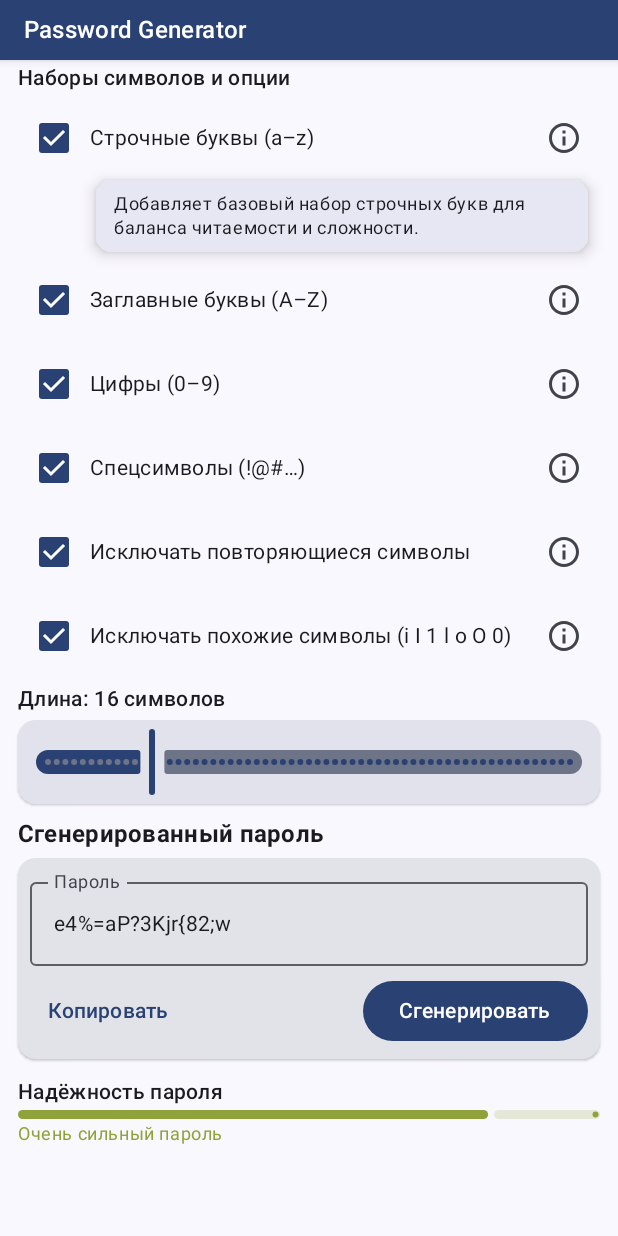
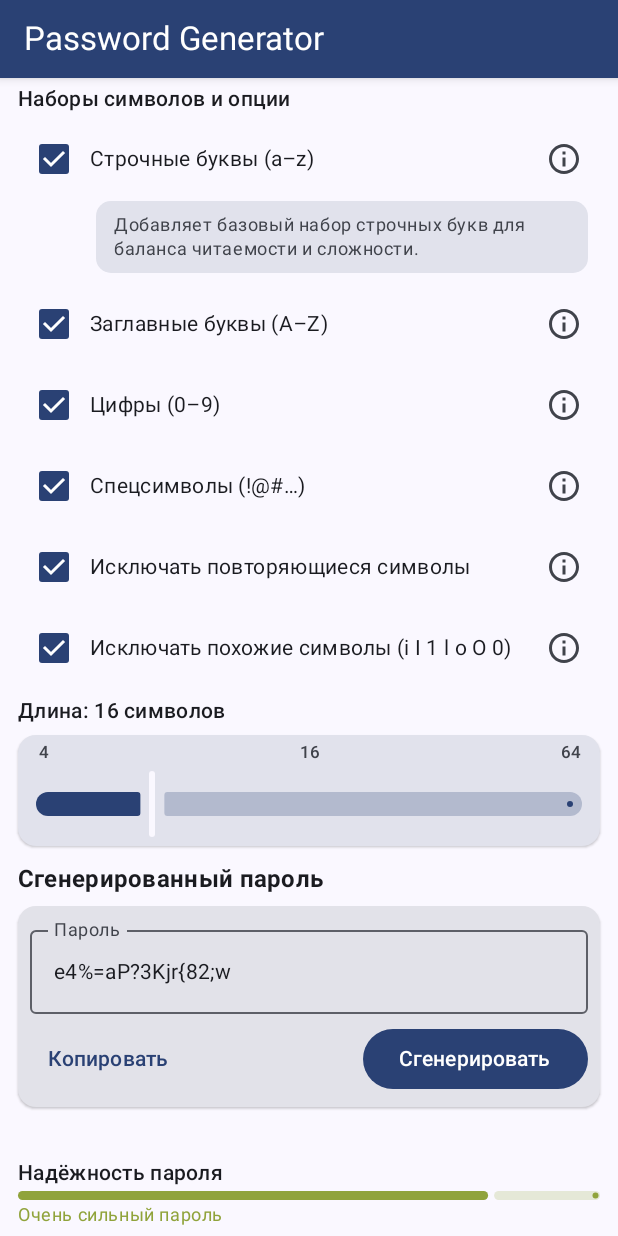
Before and after one commit to StanleyLl0yd/password-generator, an Android app built with Jetpack Compose: the screen it shows after launch (MainActivity), after a tap on "Добавляет базовый набор строчных букв дл", on a phone screen of 412 x 824 dp. Run offline under Robolectric (Android 15) with nearby library versions, the phone set to English and light mode, and no system bars; our stand-ins replace Dagger/Hilt's generated code.

Commit message:
some improvements

```diff
--- a/app/src/main/AndroidManifest.xml
+++ b/app/src/main/AndroidManifest.xml
@@ -1,6 +1,8 @@
 <?xml version="1.0" encoding="utf-8"?>
 <manifest xmlns:android="http://schemas.android.com/apk/res/android"
     package="com.sl.passwordgenerator">
+
+    <uses-permission android:name="android.permission.VIBRATE" />
 
     <application
         android:name=".PasswordGeneratorApplication"
@@ -12,7 +14,8 @@
         android:theme="@style/Theme.PasswordGenerator">
         <activity
             android:name=".MainActivity"
-            android:exported="true">
+            android:exported="true"
+            android:windowSoftInputMode="adjustResize">
             <intent-filter>
                 <action android:name="android.intent.action.MAIN" />
                 <category android:name="android.intent.category.LAUNCHER" />
--- a/app/src/main/java/com/sl/passwordgenerator/data/SettingsRepository.kt
+++ b/app/src/main/java/com/sl/passwordgenerator/data/SettingsRepository.kt
@@ -6,6 +6,7 @@ import androidx.datastore.preferences.core.edit
 import androidx.datastore.preferences.core.intPreferencesKey
 import androidx.datastore.preferences.core.stringPreferencesKey
 import androidx.datastore.preferences.preferencesDataStore
+import com.sl.passwordgenerator.domain.PasswordConstants
 import com.sl.passwordgenerator.domain.model.GeneratorPreferences
 import dagger.hilt.android.qualifiers.ApplicationContext
 import javax.inject.Inject
@@ -22,31 +23,34 @@ class SettingsRepository @Inject constructor(
 
     val preferencesFlow: Flow<GeneratorPreferences> = context.dataStore.data.map { preferences ->
         GeneratorPreferences(
-            password = preferences[PASSWORD] ?: "",
-            length = (preferences[LENGTH] ?: 16).toFloat(),
-            useLowercase = preferences[USE_LOWERCASE] ?: true,
-            useUppercase = preferences[USE_UPPERCASE] ?: true,
-            useDigits = preferences[USE_DIGITS] ?: true,
-            useSymbols = preferences[USE_SYMBOLS] ?: true,
-            excludeDuplicates = preferences[EXCLUDE_DUPLICATES] ?: true,
-            excludeSimilar = preferences[EXCLUDE_SIMILAR] ?: true
+            password = preferences[Keys.PASSWORD].orEmpty(),
+            length = (preferences[Keys.LENGTH] ?: 16).toFloat().coerceIn(
+                PasswordConstants.MIN_LENGTH.toFloat(),
+                PasswordConstants.MAX_LENGTH.toFloat()
+            ),
+            useLowercase = preferences[Keys.USE_LOWERCASE] ?: true,
+            useUppercase = preferences[Keys.USE_UPPERCASE] ?: true,
+            useDigits = preferences[Keys.USE_DIGITS] ?: true,
+            useSymbols = preferences[Keys.USE_SYMBOLS] ?: true,
+            excludeDuplicates = preferences[Keys.EXCLUDE_DUPLICATES] ?: true,
+            excludeSimilar = preferences[Keys.EXCLUDE_SIMILAR] ?: true
         )
     }
 
     suspend fun savePreferences(preferences: GeneratorPreferences) {
         context.dataStore.edit { mutablePreferences ->
-            mutablePreferences[PASSWORD] = preferences.password
-            mutablePreferences[LENGTH] = preferences.length.toInt()
-            mutablePreferences[USE_LOWERCASE] = preferences.useLowercase
-            mutablePreferences[USE_UPPERCASE] = preferences.useUppercase
-            mutablePreferences[USE_DIGITS] = preferences.useDigits
-            mutablePreferences[USE_SYMBOLS] = preferences.useSymbols
-            mutablePreferences[EXCLUDE_DUPLICATES] = preferences.excludeDuplicates
-            mutablePreferences[EXCLUDE_SIMILAR] = preferences.excludeSimilar
+            mutablePreferences[Keys.PASSWORD] = preferences.password
+            mutablePreferences[Keys.LENGTH] = preferences.length.toInt()
+            mutablePreferences[Keys.USE_LOWERCASE] = preferences.useLowercase
+            mutablePreferences[Keys.USE_UPPERCASE] = preferences.useUppercase
+            mutablePreferences[Keys.USE_DIGITS] = preferences.useDigits
+            mutablePreferences[Keys.USE_SYMBOLS] = preferences.useSymbols
+            mutablePreferences[Keys.EXCLUDE_DUPLICATES] = preferences.excludeDuplicates
+            mutablePreferences[Keys.EXCLUDE_SIMILAR] = preferences.excludeSimilar
         }
     }
 
-    private companion object {
+    private object Keys {
         val PASSWORD = stringPreferencesKey("password")
         val LENGTH = intPreferencesKey("length")
         val USE_LOWERCASE = booleanPreferencesKey("use_lowercase")
--- /dev/null
+++ b/app/src/main/java/com/sl/passwordgenerator/domain/PasswordConstants.kt
@@ -0,0 +1,14 @@
+package com.sl.passwordgenerator.domain
+
+object PasswordConstants {
+    const val MIN_LENGTH = 4
+    const val MAX_LENGTH = 64
+    const val FULL_CHARSPACE = 95.0
+    const val REF_LENGTH_FOR_MAX_SCORE = 20.0
+    const val SIMILAR_CHARS = "iIl1oO0"
+
+    const val LOWERCASE_CHARS = "abcdefghijklmnopqrstuvwxyz"
+    const val UPPERCASE_CHARS = "ABCDEFGHIJKLMNOPQRSTUVWXYZ"
+    const val DIGIT_CHARS = "0123456789"
+    const val SYMBOL_CHARS = "!@#$%^&*()-_=+[]{};:,.<>?/|"
+}
--- a/app/src/main/java/com/sl/passwordgenerator/domain/usecase/PasswordGenerator.kt
+++ b/app/src/main/java/com/sl/passwordgenerator/domain/usecase/PasswordGenerator.kt
@@ -1,5 +1,6 @@
 package com.sl.passwordgenerator.domain.usecase
 
+import com.sl.passwordgenerator.domain.PasswordConstants
 import com.sl.passwordgenerator.domain.model.PasswordGenerationConfig
 import com.sl.passwordgenerator.domain.model.PasswordGenerationError
 import com.sl.passwordgenerator.domain.model.PasswordGenerationResult
@@ -7,10 +8,6 @@ import java.security.SecureRandom
 import javax.inject.Inject
 import javax.inject.Singleton
 import kotlin.math.ln
-
-private const val FULL_CHARSPACE = 95.0
-private const val REF_LENGTH_FOR_MAX_SCORE = 20.0
-private const val SIMILAR_CHARS = "iIl1oO0"
 
 private data class CharPool(
     val groups: List<String>,
@@ -67,19 +64,14 @@ class PasswordGenerator @Inject constructor() {
         useSymbols: Boolean,
         excludeSimilar: Boolean
     ): CharPool {
-        val lowercaseChars = "abcdefghijklmnopqrstuvwxyz"
-        val uppercaseChars = "ABCDEFGHIJKLMNOPQRSTUVWXYZ"
-        val digitChars = "0123456789"
-        val symbolChars = "!@#\$%^&*()-_=+[]{};:,.<>?/|"
-
         fun String.filterSimilar(): String =
-            if (excludeSimilar) filterNot { it in SIMILAR_CHARS } else this
+            if (excludeSimilar) filterNot { it in PasswordConstants.SIMILAR_CHARS } else this
 
         val groups = buildList {
-            if (useLowercase) add(lowercaseChars.filterSimilar())
-            if (useUppercase) add(uppercaseChars.filterSimilar())
-            if (useDigits) add(digitChars.filterSimilar())
-            if (useSymbols) add(symbolChars.filterSimilar())
+            if (useLowercase) add(PasswordConstants.LOWERCASE_CHARS.filterSimilar())
+            if (useUppercase) add(PasswordConstants.UPPERCASE_CHARS.filterSimilar())
+            if (useDigits) add(PasswordConstants.DIGIT_CHARS.filterSimilar())
+            if (useSymbols) add(PasswordConstants.SYMBOL_CHARS.filterSimilar())
         }.filter { it.isNotEmpty() }
 
         return CharPool(
@@ -142,16 +134,17 @@ class PasswordGenerator @Inject constructor() {
 
     private fun calculateEntropyScore(length: Int, charSpace: Int): Int {
         val entropyBits = length * (ln(charSpace.toDouble()) / ln(2.0))
-        val maxEntropy = REF_LENGTH_FOR_MAX_SCORE * (ln(FULL_CHARSPACE) / ln(2.0))
+        val maxEntropy = PasswordConstants.REF_LENGTH_FOR_MAX_SCORE *
+                (ln(PasswordConstants.FULL_CHARSPACE) / ln(2.0))
         return (entropyBits * 100.0 / maxEntropy).toInt()
     }
 
     private fun calculatePasswordPenalty(password: String, length: Int): Int {
         var scoreAdjustment = 0
 
-        if (length < 8) {
-            scoreAdjustment -= 25
-            if (length < 6) scoreAdjustment -= 10
+        when {
+            length < 6 -> scoreAdjustment -= 35
+            length < 8 -> scoreAdjustment -= 25
         }
 
         val hasLower = password.any { it.isLowerCase() }
@@ -180,7 +173,7 @@ class PasswordGenerator @Inject constructor() {
             val diff = password[i] - password[i - 1]
             if (diff != 1) ascending = false
             if (diff != -1) descending = false
-            if (!ascending && !descending) break
+            if (!ascending && !descending) return false
         }
 
         return ascending || descending
--- a/app/src/main/java/com/sl/passwordgenerator/ui/PasswordGeneratorScreen.kt
+++ b/app/src/main/java/com/sl/passwordgenerator/ui/PasswordGeneratorScreen.kt
@@ -1,62 +1,29 @@
 package com.sl.passwordgenerator.ui
 
-import android.content.ClipData
 import android.content.Context
 import android.widget.Toast
-import androidx.compose.foundation.layout.Arrangement
-import androidx.compose.foundation.layout.Box
-import androidx.compose.foundation.layout.Column
-import androidx.compose.foundation.layout.PaddingValues
-import androidx.compose.foundation.layout.Row
-import androidx.compose.foundation.layout.WindowInsets
-import androidx.compose.foundation.layout.fillMaxSize
-import androidx.compose.foundation.layout.fillMaxWidth
-import androidx.compose.foundation.layout.heightIn
-import androidx.compose.foundation.layout.padding
-import androidx.compose.foundation.layout.statusBars
-import androidx.compose.foundation.layout.windowInsetsPadding
+import androidx.compose.foundation.layout.*
 import androidx.compose.foundation.rememberScrollState
 import androidx.compose.foundation.shape.RoundedCornerShape
 import androidx.compose.foundation.verticalScroll
 import androidx.compose.material.icons.Icons
 import androidx.compose.material.icons.outlined.Info
-import androidx.compose.material3.Button
-import androidx.compose.material3.Card
-import androidx.compose.material3.CardDefaults
-import androidx.compose.material3.Checkbox
-import androidx.compose.material3.Icon
-import androidx.compose.material3.IconButton
-import androidx.compose.material3.LinearProgressIndicator
-import androidx.compose.material3.MaterialTheme
-import androidx.compose.material3.OutlinedTextField
-import androidx.compose.material3.Scaffold
-import androidx.compose.material3.Slider
-import androidx.compose.material3.SnackbarHost
-import androidx.compose.material3.SnackbarHostState
-import androidx.compose.material3.Surface
-import androidx.compose.material3.Text
-import androidx.compose.material3.TextButton
-import androidx.compose.runtime.Composable
-import androidx.compose.runtime.LaunchedEffect
-import androidx.compose.runtime.collectAsState
-import androidx.compose.runtime.getValue
-import androidx.compose.runtime.mutableStateOf
-import androidx.compose.runtime.remember
-import androidx.compose.runtime.rememberCoroutineScope
+import androidx.compose.material3.*
+import androidx.compose.runtime.*
 import androidx.compose.ui.Alignment
 import androidx.compose.ui.Modifier
 import androidx.compose.ui.graphics.Color
 import androidx.compose.ui.graphics.lerp
-import androidx.compose.ui.platform.LocalClipboard
+import androidx.compose.ui.platform.LocalClipboardManager
 import androidx.compose.ui.platform.LocalContext
-import androidx.compose.ui.platform.toClipEntry
+import androidx.compose.ui.text.AnnotatedString
 import androidx.compose.ui.text.font.FontWeight
 import androidx.compose.ui.text.style.TextAlign
 import androidx.compose.ui.unit.dp
-import androidx.hilt.lifecycle.viewmodel.compose.hiltViewModel
+import androidx.hilt.navigation.compose.hiltViewModel
 import com.sl.passwordgenerator.R
+import com.sl.passwordgenerator.domain.PasswordConstants
 import com.sl.passwordgenerator.domain.model.PasswordGenerationError
-import kotlinx.coroutines.launch
 import kotlin.math.roundToInt
 
 private enum class PasswordStrength {
@@ -83,8 +50,7 @@ fun PasswordGeneratorScreen(
     viewModel: PasswordGeneratorViewModel = hiltViewModel()
 ) {
     val snackbarHostState = remember { SnackbarHostState() }
-    val clipboard = LocalClipboard.current
-    val coroutineScope = rememberCoroutineScope()
+    val clipboardManager = LocalClipboardManager.current
     val context = LocalContext.current
     val uiState by viewModel.uiState.collectAsState()
 
@@ -127,12 +93,12 @@ fun PasswordGeneratorScreen(
                 Box(
                     modifier = Modifier
                         .fillMaxWidth()
-                        .padding(horizontal = 16.dp, vertical = 8.dp),
+                        .padding(horizontal = 16.dp, vertical = 12.dp),
                     contentAlignment = Alignment.CenterStart
                 ) {
                     Text(
                         text = context.getString(R.string.app_name),
-                        style = MaterialTheme.typography.titleMedium,
+                        style = MaterialTheme.typography.titleLarge,
                         color = MaterialTheme.colorScheme.onPrimary
                     )
                 }
@@ -144,17 +110,11 @@ fun PasswordGeneratorScreen(
             innerPadding = innerPadding,
             state = uiState,
             actions = actions,
-            onGenerateClick = { viewModel.generatePassword() },
+            onGenerateClick = viewModel::generatePassword,
             onCopyClick = {
                 val password = uiState.password
                 if (password.isNotEmpty()) {
-                    coroutineScope.launch {
-                        val clipData = ClipData.newPlainText(
-                            context.getString(R.string.password_label),
-                            password
-                        )
-                        clipboard.setClipEntry(clipData.toClipEntry())
-                    }
+                    clipboardManager.setText(AnnotatedString(password))
                     showToast(context, context.getString(R.string.copied_to_clipboard))
                 }
             }
@@ -177,14 +137,14 @@ private fun PasswordGeneratorContent(
         modifier = Modifier
             .fillMaxSize()
             .padding(innerPadding)
-            .padding(horizontal = 12.dp, vertical = 2.dp),
-        verticalArrangement = Arrangement.spacedBy(4.dp)
+            .padding(horizontal = 12.dp, vertical = 4.dp),
+        verticalArrangement = Arrangement.spacedBy(6.dp)
     ) {
         Column(
             modifier = Modifier
                 .weight(1f)
                 .verticalScroll(scrollState),
-            verticalArrangement = Arrangement.spacedBy(4.dp)
+            verticalArrangement = Arrangement.spacedBy(6.dp)
         ) {
             Text(
                 text = context.getString(R.string.charsets_title),
@@ -277,9 +237,10 @@ private fun PasswordGeneratorContent(
                         value = state.password,
                         onValueChange = actions.onPasswordChange,
                         label = { Text(text = context.getString(R.string.password_label)) },
-                        modifier = Modifier.fillMaxWidth(),
-                        singleLine = true,
-                        maxLines = 1,
+                        modifier = Modifier
+                            .fillMaxWidth()
+                            .heightIn(min = 52.dp),
+                        singleLine = false,
                         textStyle = MaterialTheme.typography.bodyMedium
                     )
                     Row(
@@ -298,11 +259,9 @@ private fun PasswordGeneratorContent(
                     }
                 }
             }
+        }
 
-            StrengthSection(
-                strengthScore = state.strengthScore
-            )
-        }
+        StrengthSection(strengthScore = state.strengthScore)
     }
 }
 
@@ -313,20 +272,56 @@ private fun LengthSlider(
 ) {
     Column(
         modifier = Modifier.fillMaxWidth(),
-        verticalArrangement = Arrangement.spacedBy(4.dp)
+        verticalArrangement = Arrangement.spacedBy(2.dp)
     ) {
+        Row(
+            modifier = Modifier
+                .fillMaxWidth()
+                .padding(horizontal = 4.dp),
+            verticalAlignment = Alignment.CenterVertically
+        ) {
+            Text(
+                text = PasswordConstants.MIN_LENGTH.toString(),
+                style = MaterialTheme.typography.labelSmall,
+                modifier = Modifier.weight(1f),
+                textAlign = TextAlign.Start
+            )
+            Text(
+                text = length.toInt().toString(),
+                style = MaterialTheme.typography.labelSmall,
+                modifier = Modifier.weight(1f),
+                textAlign = TextAlign.Center
+            )
+            Text(
+                text = PasswordConstants.MAX_LENGTH.toString(),
+                style = MaterialTheme.typography.labelSmall,
+                modifier = Modifier.weight(1f),
+                textAlign = TextAlign.End
+            )
+        }
+
         Slider(
             value = length,
             onValueChange = { new ->
                 val clamped = new
-                    .coerceIn(MIN_LENGTH.toFloat(), MAX_LENGTH.toFloat())
+                    .coerceIn(
+                        PasswordConstants.MIN_LENGTH.toFloat(),
+                        PasswordConstants.MAX_LENGTH.toFloat()
+                    )
                     .roundToInt()
                     .toFloat()
                 onLengthChange(clamped)
             },
-            valueRange = MIN_LENGTH.toFloat()..MAX_LENGTH.toFloat(),
-            steps = MAX_LENGTH - MIN_LENGTH - 1,
-            modifier = Modifier.fillMaxWidth()
+            valueRange = PasswordConstants.MIN_LENGTH.toFloat()..PasswordConstants.MAX_LENGTH.toFloat(),
+            steps = PasswordConstants.MAX_LENGTH - PasswordConstants.MIN_LENGTH - 1,
+            modifier = Modifier.fillMaxWidth(),
+            colors = SliderDefaults.colors(
+                activeTrackColor = MaterialTheme.colorScheme.primary,
+                inactiveTrackColor = MaterialTheme.colorScheme.primary.copy(alpha = 0.25f),
+                thumbColor = MaterialTheme.colorScheme.surface,
+                activeTickColor = Color.Transparent,
+                inactiveTickColor = Color.Transparent
+            )
         )
     }
 }
@@ -338,12 +333,10 @@ private fun CharsetCheckboxRow(
     text: String,
     tooltipText: String
 ) {
-    val expanded = remember { mutableStateOf(false) }
+    var expanded by remember { mutableStateOf(false) }
 
     Column(
-        modifier = Modifier
-            .fillMaxWidth()
-            .padding(vertical = 2.dp)
+        modifier = Modifier.fillMaxWidth()
     ) {
         Row(
             modifier = Modifier.fillMaxWidth(),
@@ -359,7 +352,7 @@ private fun CharsetCheckboxRow(
                 modifier = Modifier.weight(1f)
             )
             IconButton(
-                onClick = { expanded.value = !expanded.value },
+                onClick = { expanded = !expanded },
                 modifier = Modifier.heightIn(min = 32.dp)
             ) {
                 Icon(
@@ -370,20 +363,19 @@ private fun CharsetCheckboxRow(
             }
         }
 
-        if (expanded.value) {
+        if (expanded) {
             Surface(
                 modifier = Modifier
                     .fillMaxWidth()
-                    .padding(start = 52.dp, top = 4.dp, end = 8.dp),
+                    .padding(start = 52.dp, top = 4.dp, end = 8.dp, bottom = 4.dp),
                 shape = RoundedCornerShape(10.dp),
-                color = MaterialTheme.colorScheme.surface,
-                tonalElevation = 4.dp,
-                shadowElevation = 6.dp
+                color = MaterialTheme.colorScheme.surfaceVariant,
+                tonalElevation = 2.dp
             ) {
                 Text(
                     text = tooltipText,
                     style = MaterialTheme.typography.bodySmall,
-                    color = MaterialTheme.colorScheme.onSurface,
+                    color = MaterialTheme.colorScheme.onSurfaceVariant,
                     modifier = Modifier.padding(horizontal = 12.dp, vertical = 8.dp)
                 )
             }
@@ -420,7 +412,7 @@ private fun StrengthSection(strengthScore: Int) {
     Column(
         modifier = Modifier
             .fillMaxWidth()
-            .padding(top = 8.dp, bottom = 2.dp),
+            .padding(vertical = 2.dp),
         verticalArrangement = Arrangement.spacedBy(2.dp)
     ) {
         Text(
--- a/app/src/main/java/com/sl/passwordgenerator/ui/PasswordGeneratorViewModel.kt
+++ b/app/src/main/java/com/sl/passwordgenerator/ui/PasswordGeneratorViewModel.kt
@@ -3,6 +3,7 @@ package com.sl.passwordgenerator.ui
 import androidx.lifecycle.ViewModel
 import androidx.lifecycle.viewModelScope
 import com.sl.passwordgenerator.data.SettingsRepository
+import com.sl.passwordgenerator.domain.PasswordConstants
 import com.sl.passwordgenerator.domain.model.GeneratorPreferences
 import com.sl.passwordgenerator.domain.model.PasswordGenerationConfig
 import com.sl.passwordgenerator.domain.model.PasswordGenerationError
@@ -16,9 +17,6 @@ import kotlinx.coroutines.flow.asSharedFlow
 import kotlinx.coroutines.flow.asStateFlow
 import kotlinx.coroutines.flow.first
 import kotlinx.coroutines.launch
-
-const val MIN_LENGTH = 4
-const val MAX_LENGTH = 64
 
 @HiltViewModel
 class PasswordGeneratorViewModel @Inject constructor(
@@ -40,7 +38,7 @@ class PasswordGeneratorViewModel @Inject constructor(
 
             _uiState.value = _uiState.value.copy(
                 password = preferences.password,
-                length = preferences.length.coerceIn(MIN_LENGTH.toFloat(), MAX_LENGTH.toFloat()),
+                length = preferences.length,
                 useLowercase = preferences.useLowercase,
                 useUppercase = preferences.useUppercase,
                 useDigits = preferences.useDigits,
@@ -65,7 +63,10 @@ class PasswordGeneratorViewModel @Inject constructor(
     fun onLengthChanged(value: Float) {
         updateState {
             it.copy(
-                length = value.coerceIn(MIN_LENGTH.toFloat(), MAX_LENGTH.toFloat())
+                length = value.coerceIn(
+                    PasswordConstants.MIN_LENGTH.toFloat(),
+                    PasswordConstants.MAX_LENGTH.toFloat()
+                )
             )
         }
     }
@@ -118,8 +119,7 @@ class PasswordGeneratorViewModel @Inject constructor(
         }
     }
 
-    private fun PasswordGeneratorUiState.toGenerationConfig(): PasswordGenerationConfig =
-        PasswordGenerationConfig(
+    private fun PasswordGeneratorUiState.toGenerationConfig() = PasswordGenerationConfig(
         length = length.toInt(),
         useLowercase = useLowercase,
         useUppercase = useUppercase,
@@ -129,8 +129,7 @@ class PasswordGeneratorViewModel @Inject constructor(
         excludeDuplicates = excludeDuplicates
     )
 
-    private fun PasswordGeneratorUiState.toPreferences(): GeneratorPreferences =
-        GeneratorPreferences(
+    private fun PasswordGeneratorUiState.toPreferences() = GeneratorPreferences(
         password = password,
         length = length,
         useLowercase = useLowercase,
@@ -141,6 +140,6 @@ class PasswordGeneratorViewModel @Inject constructor(
         excludeSimilar = excludeSimilar
     )
 
-    private fun PasswordGeneratorUiState.withStrength(): PasswordGeneratorUiState =
+    private fun PasswordGeneratorUiState.withStrength() =
         copy(strengthScore = passwordGenerator.estimatePasswordScore(password))
 }
```
Lines whose indentation alone changed are shown as unchanged.
